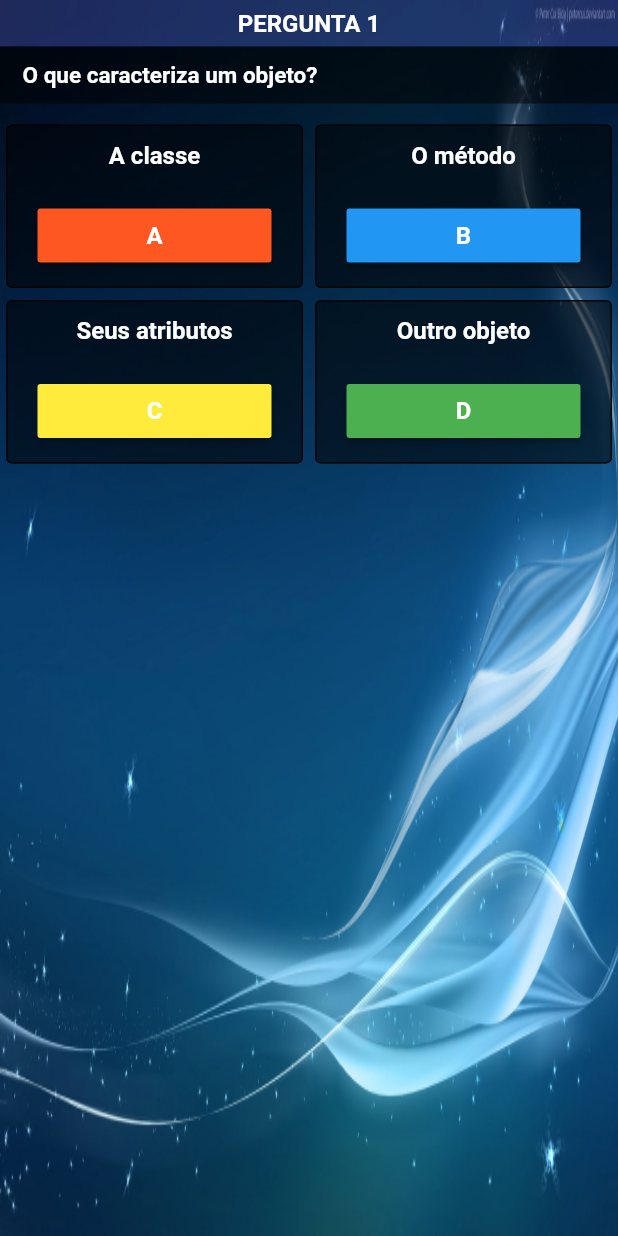
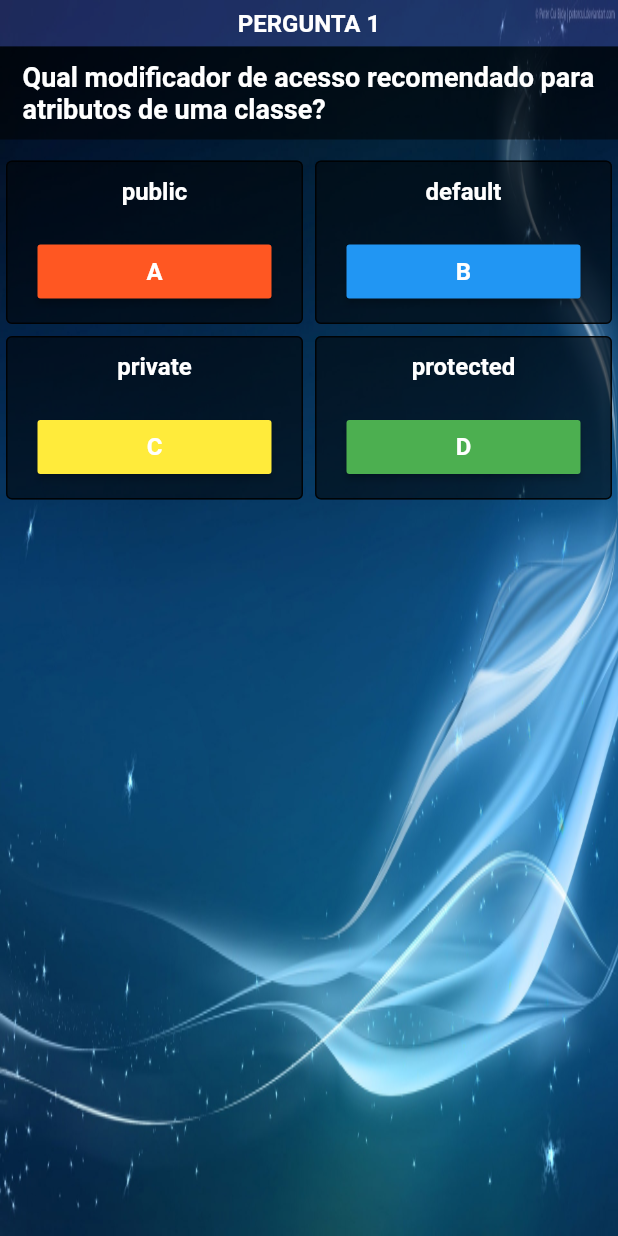
Before and after one commit to Francisco1988/projeto_quiz_app_FPA_2020, a Flutter app: the QuizPage screen opened directly, on a phone screen of 412 x 824 dp. Run offline on Flutter 3.47's test engine with Material 2 defaults, Android fonts, the light colour scheme and no system bars; our stand-ins replace firebase_auth; accounts and stored records are empty.

Commit message:
Atualização do app

```diff
--- a/lib/quizPage.dart
+++ b/lib/quizPage.dart
@@ -21,12 +21,16 @@
   }
   Question _currentQuestion;
   QuestionList _quizQuestions = new QuestionList([
-    new Question("Conceito que serve para controlar o acesso aos atributos e métodos de uma classe", "Herança","Encapsulamento ","Abstração", "Polimorfismo","B"),
+    new Question("Conceito que serve para controlar o acesso aos atributos e métodos de uma classe?", "Herança","Encapsulamento ","Abstração", "Polimorfismo","B"),
     new Question("O que caracteriza um objeto?", "A classe","O método","Seus atributos","Outro objeto","C"),
-    new Question("Qual a primeira linguagem a usar conceitos de OO", "Java","Pyton","Cobol","Simula","D"),
+    new Question("Qual a primeira linguagem a usar conceitos de OO?", "Java","Pyton","Cobol","Simula","D"),
     new Question("Quem é considerado o 'pai' da Programação Orientada a Objetos?", "Alan Kay","Alan Turing","Steve Jobs","James Gosling","A"),
-    new Question("Conceito de OO que traz Generalização/Especialização", "Interface","Abstração","Polimorfismo","Herança","D"),
+    new Question("Conceito de OO que traz Generalização/Especialização:", "Interface","Abstração","Polimorfismo","Herança","D"),
     new Question("Qual modificador de acesso recomendado para atributos de uma classe?", "public", "default", "private", "protected", "C"),
+    new Question("O que é um construtor de uma classe?", "É uma operação que cria um objeto", "É uma operação que cria uma classe", "É uma operação que cria um Atributo", "É uma operação que cria um Método", "A"),
+    new Question("Atributo ou método de um objeto dessa classe poderá ser acessado apenas por objetos de classes que sejam derivadas da mesma.", "public", "default", "private", "protected", "D"),
+    new Question("Nome da máquina virtual Java:", "JRE", "JDK", "JSON", "JVM", "D"),
+    new Question("Palavra chave em Java para uma classe filha herdar de uma classe pai:", "this", "implements", "extends", "super", "C"),
   ]);
 
   int _questionNumber = 0;
@@ -79,7 +83,8 @@
 
   @override
   Widget build(BuildContext context){
-    return Stack(
+    return Scaffold(
+      body: Stack(
         fit: StackFit.expand,
         children: <Widget>[
           new Container(
@@ -104,7 +109,7 @@
                   width: double.infinity,
                   decoration: new BoxDecoration(color: Colors.black54),
                   padding: new EdgeInsets.only(top: 10.0, left: 15.0, right: 15.0, bottom: 10),
-                child: Text( _currentQuestion.questionText, style: new TextStyle(color: Colors.white, fontSize: 15.0, fontWeight: FontWeight.bold),),
+                  child: Text( _currentQuestion.questionText, style: new TextStyle(color: Colors.white, fontSize: 18.0, fontWeight: FontWeight.bold),),
                 ),
               ),
 
@@ -123,6 +128,7 @@
             ],
           )
         ],
+      ),
     );
   }
 }
--- a/lib/scorePage.dart
+++ b/lib/scorePage.dart
@@ -1,5 +1,6 @@
 import 'package:flutter/material.dart';
 import 'package:quiz_app/sign.dart';
+import 'package:quiz_app/signup.dart';
 import 'main.dart';
 
 class ScorePage extends StatelessWidget{
@@ -28,7 +29,8 @@
           ),
           new IconButton(icon: new Icon(Icons.exit_to_app),iconSize: 40.0, color: Colors.blue,
 
-              onPressed: ()=> Navigator.of(context).push(new MaterialPageRoute(builder: (BuildContext context)=> new SignIn())
+              onPressed: ()=>  Navigator.pushReplacement(context, MaterialPageRoute(
+                  builder:(context) => SignIn())
               )),
           Text("Sair", style: TextStyle(fontSize: 20),),
 
--- a/lib/sign.dart
+++ b/lib/sign.dart
@@ -35,7 +35,6 @@
       });
     }
  }
-
   @override
   Widget build(BuildContext context) {
     return Scaffold(
@@ -43,6 +42,7 @@
         title: Text('Quiz_app'),
         centerTitle:true,
         backgroundColor: Colors.deepPurple,
+        leading: new Container(),
       ),
       body: _isLoading ? Container(
         child: Center(
@@ -106,7 +106,7 @@
                       child: Text("Sign Up", style: TextStyle(fontSize: 20, decoration: TextDecoration.underline),))
                 ],
               ),
-              SizedBox(height: 13)
+              SizedBox(height: 2)
 
           ],),
         ),
```
Also changed, not shown: lib/signup.dart (+5 -4 lines), 2 other files. Lines whose indentation alone changed are shown as unchanged.
